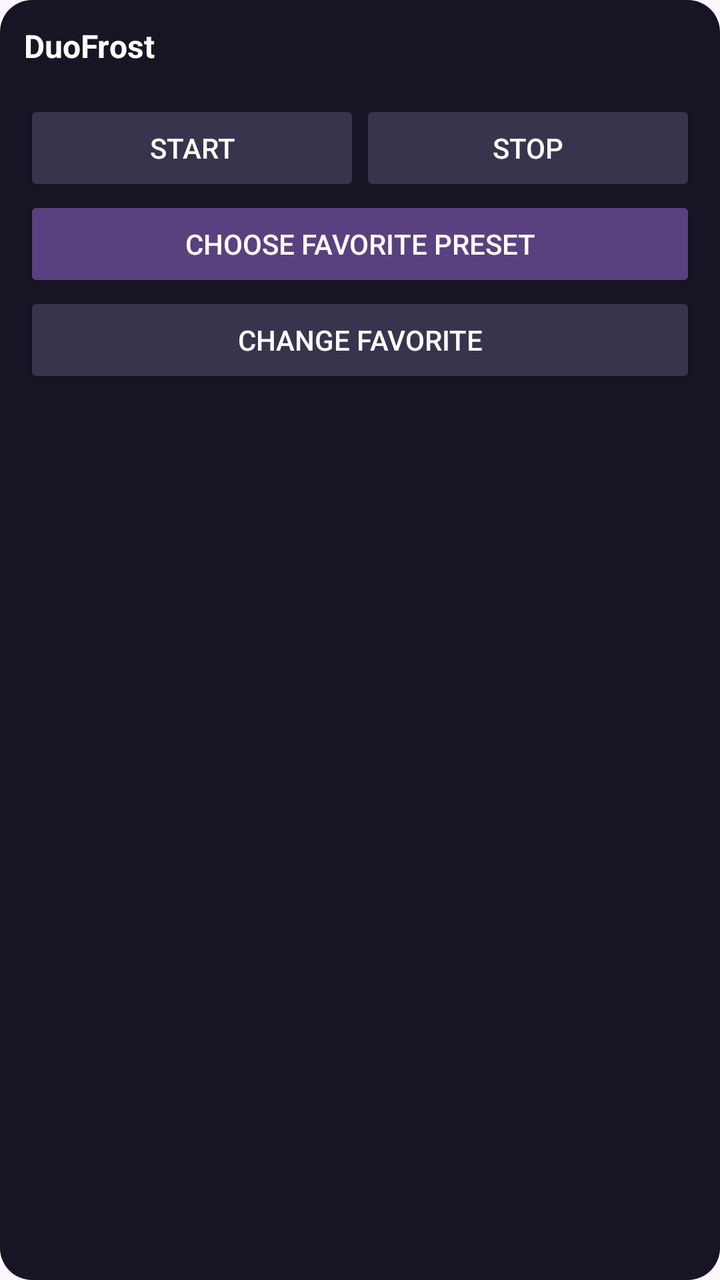
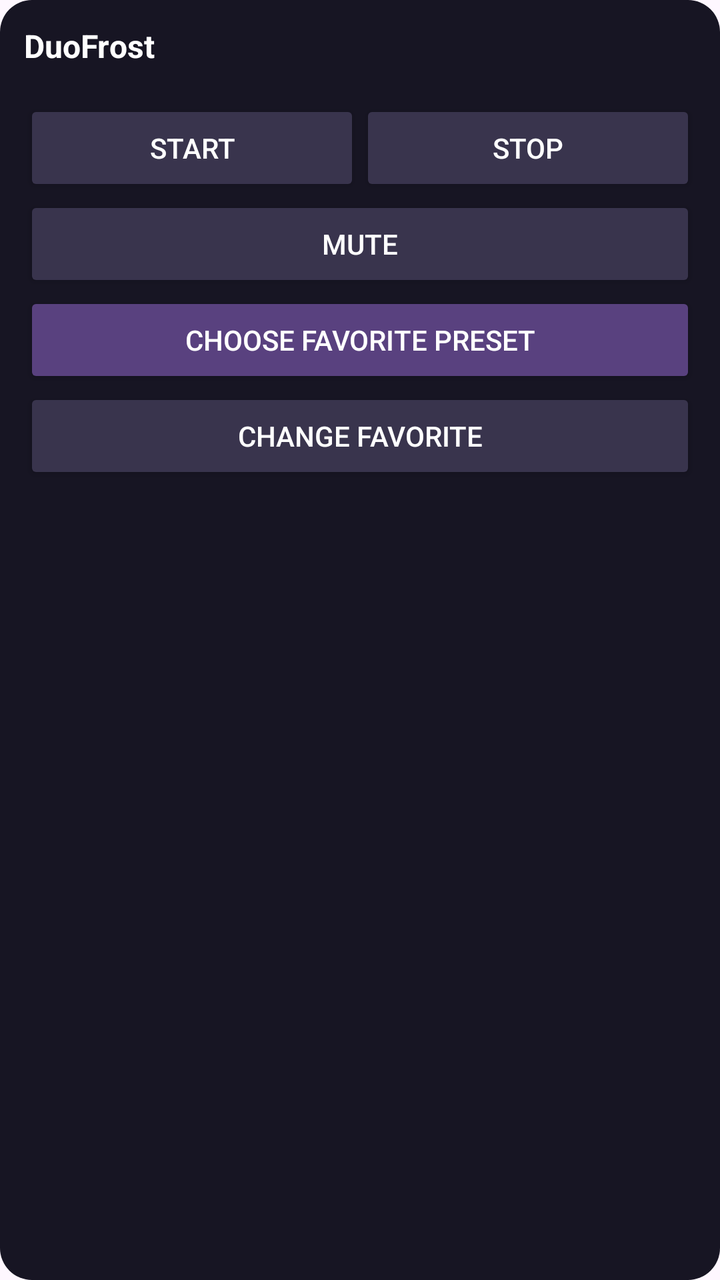

An Android layout rendered at two revisions. The XML below is the earlier revision; the diff shows what the commit changed to produce the second picture.
<!-- AndroidManifest.xml: application theme Theme.DuoFrost -->
<!-- res/layout/widget_duofrost.xml -->
<?xml version="1.0" encoding="utf-8"?>
<LinearLayout xmlns:android="http://schemas.android.com/apk/res/android"
    android:layout_width="match_parent" android:layout_height="match_parent"
    android:orientation="vertical" android:padding="12dp" android:background="@drawable/widget_background">
    <TextView android:layout_width="match_parent" android:layout_height="wrap_content"
        android:text="DuoFrost" android:textColor="#FFFFFF" android:textStyle="bold" android:textSize="16sp" />
    <TextView android:id="@+id/widgetStatus" android:layout_width="match_parent" android:layout_height="wrap_content"
        android:textColor="#CCCCDD" android:textSize="12sp" />
    <LinearLayout android:layout_width="match_parent" android:layout_height="wrap_content" android:orientation="horizontal">
        <Button android:id="@+id/widgetStart" android:layout_width="0dp" android:layout_height="48dp"
            android:layout_weight="1" android:text="@string/widget_start" android:textColor="#FFFFFF" android:backgroundTint="#39344D" />
        <Button android:id="@+id/widgetStop" android:layout_width="0dp" android:layout_height="48dp"
            android:layout_weight="1" android:text="@string/widget_stop" android:textColor="#FFFFFF" android:backgroundTint="#39344D" />
    </LinearLayout>
    <Button android:id="@+id/widgetFavorite" android:layout_width="match_parent" android:layout_height="48dp"
        android:singleLine="true" android:ellipsize="end" android:text="@string/widget_choose_preset"
        android:textColor="#FFFFFF" android:backgroundTint="#59417F" />
    <Button android:id="@+id/widgetConfigure" android:layout_width="match_parent" android:layout_height="48dp"
        android:text="@string/widget_change_preset" android:textColor="#FFFFFF" android:backgroundTint="#39344D" />
</LinearLayout>
<!-- resources referenced by this layout -->
<resources>
  <!-- drawable widget_background (drawable) -->
  <?xml version="1.0" encoding="utf-8"?>
  <shape xmlns:android="http://schemas.android.com/apk/res/android">
      <solid android:color="#171523" />
      <corners android:radius="16dp" />
  </shape>
  <string name="widget_change_preset">Change favorite</string>
  <string name="widget_choose_preset">Choose favorite preset</string>
  <string name="widget_start">Start</string>
  <string name="widget_stop">Stop</string>
  <style name="Theme.DuoFrost" parent="Base.Theme.DuoFrost" />
  <style name="Base.Theme.DuoFrost" parent="Theme.Material3.DayNight.NoActionBar">
      </style>
</resources>

<!-- the commit's change to res/layout/widget_duofrost.xml (unified diff, before → after) -->
@@ -12,6 +12,8 @@
         <Button android:id="@+id/widgetStop" android:layout_width="0dp" android:layout_height="48dp"
             android:layout_weight="1" android:text="@string/widget_stop" android:textColor="#FFFFFF" android:backgroundTint="#39344D" />
     </LinearLayout>
+    <Button android:id="@+id/widgetMute" android:layout_width="match_parent" android:layout_height="48dp"
+        android:text="@string/widget_mute" android:textColor="#FFFFFF" android:backgroundTint="#39344D" />
     <Button android:id="@+id/widgetFavorite" android:layout_width="match_parent" android:layout_height="48dp"
         android:singleLine="true" android:ellipsize="end" android:text="@string/widget_choose_preset"
         android:textColor="#FFFFFF" android:backgroundTint="#59417F" />
<!-- resource entries referenced after the edit -->
@@ -8,6 +8,7 @@
   </shape>
   <string name="widget_change_preset">Change favorite</string>
   <string name="widget_choose_preset">Choose favorite preset</string>
+  <string name="widget_mute">Mute</string>
   <string name="widget_start">Start</string>
   <string name="widget_stop">Stop</string>
   <style name="Theme.DuoFrost" parent="Base.Theme.DuoFrost" />
